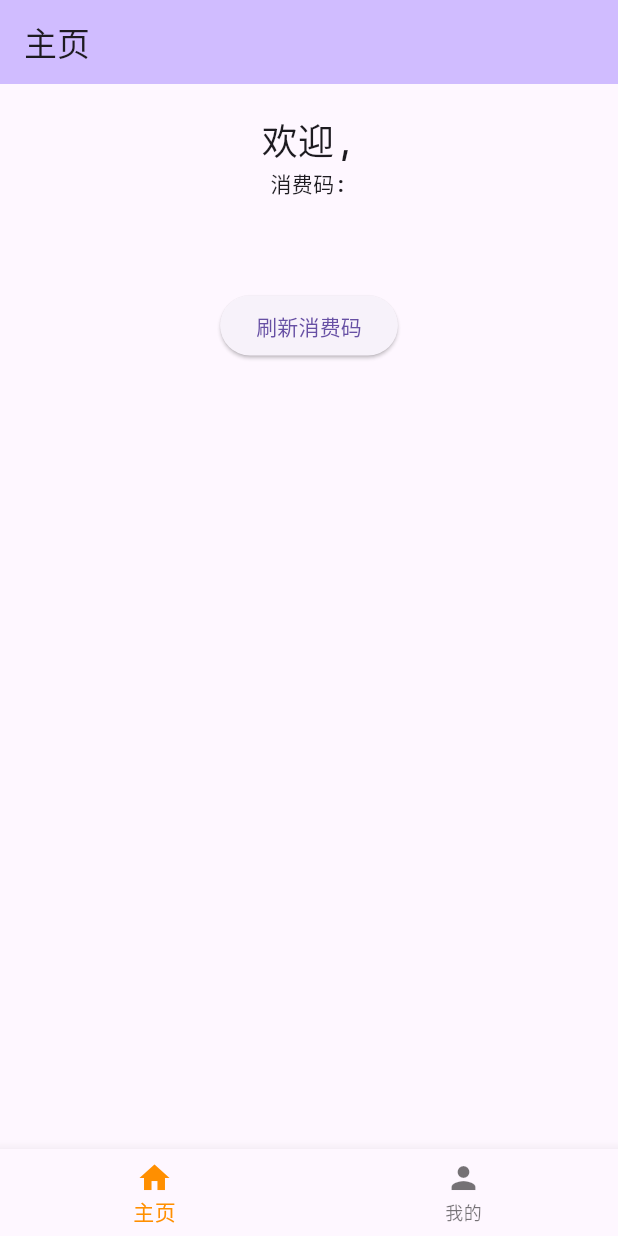
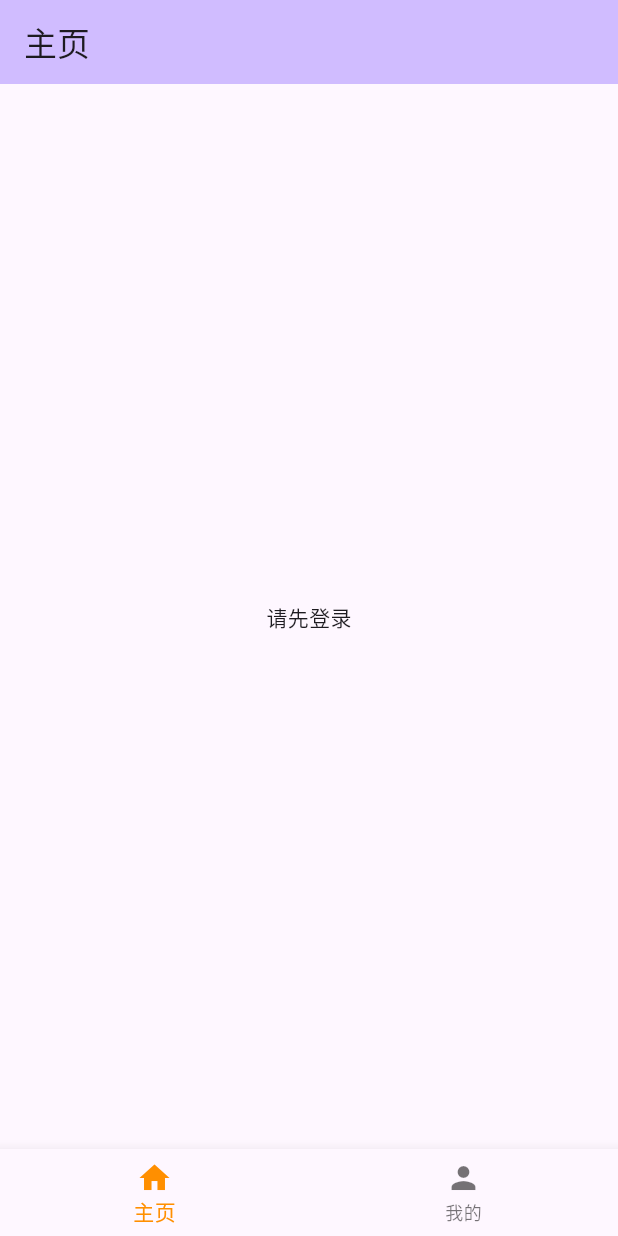
Before and after one commit to weijianxian/fzu_qrcode, a Flutter app: the screen it shows after launch, on a phone screen of 412 x 824 dp. Run offline on Flutter 3.47's test engine with Material 3 defaults, Android fonts, the phone set to English and light mode, and no system bars; our stand-ins replace dio, qr_flutter; missing offline and left inert: barcode_widgets.

Commit message:
移除无用的平台，优化ui (#1)
* 移除无用的设备

* 优化显示，编写readme

```diff
--- a/lib/main.dart
+++ b/lib/main.dart
@@ -24,12 +24,23 @@ class MyApp extends StatelessWidget {
     return MaterialApp(
       title: 'FZUQrCode',
       theme: ThemeData(
-          primarySwatch: Colors.blue,
-          textTheme: const TextTheme(
-            bodyLarge: TextStyle(fontFamily: "JetBrainsMono"),
-            bodyMedium: TextStyle(fontFamily: "JetBrainsMono"),
-            bodySmall: TextStyle(fontFamily: "JetBrainsMono"),
-          )),
+        primarySwatch: Colors.blue,
+        fontFamily: "JetBrainsMono", // 设置全局字体
+        textTheme: const TextTheme(
+          bodyLarge: TextStyle(),
+          bodyMedium: TextStyle(),
+          bodySmall: TextStyle(),
+          displayLarge: TextStyle(),
+          displayMedium: TextStyle(),
+          displaySmall: TextStyle(),
+          titleLarge: TextStyle(),
+          titleMedium: TextStyle(),
+          titleSmall: TextStyle(),
+          labelLarge: TextStyle(),
+          labelMedium: TextStyle(),
+          labelSmall: TextStyle(),
+        ),
+      ),
       home: const MyHomePage(title: 'FZUQrCode'),
     );
   }
--- a/lib/page/home_page.dart
+++ b/lib/page/home_page.dart
@@ -41,38 +41,36 @@ class _HomePageState extends State<HomePage> {
         backgroundColor: Theme.of(context).colorScheme.inversePrimary,
         title: Text(widget.title),
       ),
-      body: PageView(
-        scrollDirection: Axis.vertical,
-        children: [
-          Padding(
-            padding: const EdgeInsets.all(20),
+      body: Center(
         child: LayoutBuilder(
           builder: (context, constraints) {
-                return ListView(
-                  children: [
-                    Column(
+            if (userData.isLoggedIn) {
+              return Column(
                 mainAxisAlignment: MainAxisAlignment.center,
-                      crossAxisAlignment: CrossAxisAlignment.center,
                 children: [
                   Text(
                     '欢迎, ${userData.name}',
                     textAlign: TextAlign.center,
-                          style: const TextStyle(fontSize: 24),
+                    style: const TextStyle(
+                        fontSize: 30, fontWeight: FontWeight.bold),
                   ),
                   const Text('消费码:', textAlign: TextAlign.center),
                   const SizedBox(height: 20),
-                        if (userData.payIdList.isNotEmpty)
-                          QrImageView(
+                  Center(
+                    child: QrImageView(
                       data: userData.payIdList.first['prePayId'],
                       version: QrVersions.auto,
                       size: constraints.maxWidth * 0.6,
                     ),
+                  ),
                   const SizedBox(height: 20),
-                        if (userData.payIdList.isNotEmpty)
-                          BarCodeImage(
+                  Center(
+                    child: BarCodeImage(
                       params: Code128BarCodeParams(
                         userData.payIdList.first['prePayId'],
                         withText: true,
+                        lineWidth: 1,
+                      ),
                     ),
                   ),
                   const SizedBox(height: 20),
@@ -81,31 +79,12 @@ class _HomePageState extends State<HomePage> {
                     child: const Text('刷新消费码'),
                   ),
                 ],
-                    ),
-                  ],
               );
+            } else {
+              return const Text('请先登录');
+            }
           },
         ),
-          ),
-          Padding(
-            padding: const EdgeInsets.all(20),
-            child: ListView(
-              children: [
-                const Text(
-                  '调试信息:',
-                  style: TextStyle(fontSize: 18, fontWeight: FontWeight.bold),
-                ),
-                const SizedBox(height: 10),
-                ...userData.payIdList.map((payId) {
-                  return ListTile(
-                    title: Text('Pay ID: ${payId['prePayId']}'),
-                    subtitle: Text('Expired Time: ${payId['expiredTime']}'),
-                  );
-                }),
-              ],
-            ),
-          ),
-        ],
       ),
     );
   }
```
Also changed, not shown: 36 other files. Lines whose indentation alone changed are shown as unchanged.
